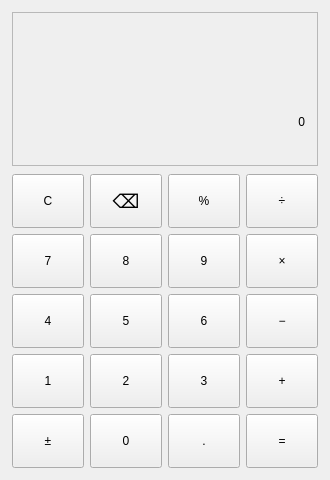
Before: the Qt Designer form calculatorwindow.ui in ciciyanyao/QtCourse, drawn with Qt 5.
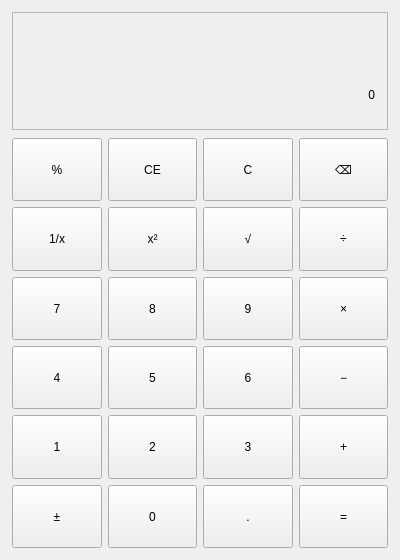
After: the same form once the commit is applied.

Commit message:
feat: 补全 CE/1÷x/x²/√ 四个按键，键盘输入改用 animateClick
- 界面改为 6 行 4 列，补上 CE、1/x、x²、√，窗口调整为 400×560
- 新增 applyUnary() 处理单操作数运算，不动 m_operand / m_pendingOp
- 新增 clearEntry()：只清当前输入项，保留已锁定的操作数与运算符
- 0 取倒数、负数开平方复用 enterErrorState()，提示文案区分
- keyPressEvent 改为查表 animateClick()，键盘与鼠标走同一条 clicked 路径
- Delete 映射为 CE，Esc / C 映射为全部清除

Diff of the .ui file:
```diff
--- a/calculatorwindow.ui
+++ b/calculatorwindow.ui
@@ -6,20 +6,20 @@
    <rect>
     <x>0</x>
     <y>0</y>
-    <width>330</width>
-    <height>480</height>
+    <width>400</width>
+    <height>560</height>
    </rect>
   </property>
   <property name="minimumSize">
    <size>
-    <width>330</width>
-    <height>480</height>
+    <width>400</width>
+    <height>560</height>
    </size>
   </property>
   <property name="maximumSize">
    <size>
-    <width>330</width>
-    <height>480</height>
+    <width>400</width>
+    <height>560</height>
    </size>
   </property>
   <property name="windowTitle">
@@ -46,7 +46,13 @@
      <property name="minimumSize">
       <size>
        <width>0</width>
-       <height>110</height>
+       <height>118</height>
+      </size>
+     </property>
+     <property name="maximumSize">
+      <size>
+       <width>16777215</width>
+       <height>118</height>
       </size>
      </property>
      <property name="frameShape">
@@ -100,6 +106,62 @@
       <number>6</number>
      </property>
      <item row="0" column="0">
+      <widget class="QPushButton" name="btnPercent">
+       <property name="minimumSize">
+        <size>
+         <width>60</width>
+         <height>54</height>
+        </size>
+       </property>
+       <property name="sizePolicy">
+        <sizepolicy hsizetype="Expanding" vsizetype="Expanding">
+         <horstretch>0</horstretch>
+         <verstretch>0</verstretch>
+        </sizepolicy>
+       </property>
+       <property name="focusPolicy">
+        <enum>Qt::NoFocus</enum>
+       </property>
+       <property name="text">
+        <string>%</string>
+       </property>
+       <property name="role" stdset="0">
+        <string>function</string>
+       </property>
+       <property name="calcKey" stdset="0">
+        <string>percent</string>
+       </property>
+      </widget>
+     </item>
+     <item row="0" column="1">
+      <widget class="QPushButton" name="btnClearEntry">
+       <property name="minimumSize">
+        <size>
+         <width>60</width>
+         <height>54</height>
+        </size>
+       </property>
+       <property name="sizePolicy">
+        <sizepolicy hsizetype="Expanding" vsizetype="Expanding">
+         <horstretch>0</horstretch>
+         <verstretch>0</verstretch>
+        </sizepolicy>
+       </property>
+       <property name="focusPolicy">
+        <enum>Qt::NoFocus</enum>
+       </property>
+       <property name="text">
+        <string>CE</string>
+       </property>
+       <property name="role" stdset="0">
+        <string>function</string>
+       </property>
+       <property name="calcKey" stdset="0">
+        <string>ce</string>
+       </property>
+      </widget>
+     </item>
+     <item row="0" column="2">
       <widget class="QPushButton" name="btnClear">
        <property name="minimumSize">
         <size>
@@ -107,6 +169,12 @@
          <height>54</height>
         </size>
        </property>
+       <property name="sizePolicy">
+        <sizepolicy hsizetype="Expanding" vsizetype="Expanding">
+         <horstretch>0</horstretch>
+         <verstretch>0</verstretch>
+        </sizepolicy>
+       </property>
        <property name="focusPolicy">
         <enum>Qt::NoFocus</enum>
        </property>
@@ -121,12 +189,11 @@
        </property>
       </widget>
      </item>
-     <item row="0" column="1">
+     <item row="0" column="3">
       <widget class="QPushButton" name="btnBackspace">
        <property name="font">
         <font>
          <family>Segoe UI Symbol</family>
-         <pointsize>14</pointsize>
         </font>
        </property>
        <property name="minimumSize">
@@ -135,6 +202,12 @@
          <height>54</height>
         </size>
        </property>
+       <property name="sizePolicy">
+        <sizepolicy hsizetype="Expanding" vsizetype="Expanding">
+         <horstretch>0</horstretch>
+         <verstretch>0</verstretch>
+        </sizepolicy>
+       </property>
        <property name="focusPolicy">
         <enum>Qt::NoFocus</enum>
        </property>
@@ -149,19 +222,25 @@
        </property>
       </widget>
      </item>
-     <item row="0" column="2">
-      <widget class="QPushButton" name="btnPercent">
+     <item row="1" column="0">
+      <widget class="QPushButton" name="btnInverse">
        <property name="minimumSize">
         <size>
          <width>60</width>
          <height>54</height>
         </size>
        </property>
+       <property name="sizePolicy">
+        <sizepolicy hsizetype="Expanding" vsizetype="Expanding">
+         <horstretch>0</horstretch>
+         <verstretch>0</verstretch>
+        </sizepolicy>
+       </property>
        <property name="focusPolicy">
         <enum>Qt::NoFocus</enum>
        </property>
        <property name="text">
-        <string>%</string>
+        <string>1/x</string>
        </property>
        <property name="role" stdset="0">
         <string>function</string>
@@ -171,7 +250,63 @@
        </property>
       </widget>
      </item>
-     <item row="0" column="3">
+     <item row="1" column="1">
+      <widget class="QPushButton" name="btnSquare">
+       <property name="minimumSize">
+        <size>
+         <width>60</width>
+         <height>54</height>
+        </size>
+       </property>
+       <property name="sizePolicy">
+        <sizepolicy hsizetype="Expanding" vsizetype="Expanding">
+         <horstretch>0</horstretch>
+         <verstretch>0</verstretch>
+        </sizepolicy>
+       </property>
+       <property name="focusPolicy">
+        <enum>Qt::NoFocus</enum>
+       </property>
+       <property name="text">
+        <string>x²</string>
+       </property>
+       <property name="role" stdset="0">
+        <string>function</string>
+       </property>
+       <property name="calcKey" stdset="0">
+        <string>sqr</string>
+       </property>
+      </widget>
+     </item>
+     <item row="1" column="2">
+      <widget class="QPushButton" name="btnSqrt">
+       <property name="minimumSize">
+        <size>
+         <width>60</width>
+         <height>54</height>
+        </size>
+       </property>
+       <property name="sizePolicy">
+        <sizepolicy hsizetype="Expanding" vsizetype="Expanding">
+         <horstretch>0</horstretch>
+         <verstretch>0</verstretch>
+        </sizepolicy>
+       </property>
+       <property name="focusPolicy">
+        <enum>Qt::NoFocus</enum>
+       </property>
+       <property name="text">
+        <string>√</string>
+       </property>
+       <property name="role" stdset="0">
+        <string>function</string>
+       </property>
+       <property name="calcKey" stdset="0">
+        <string>sqrt</string>
+       </property>
+      </widget>
+     </item>
+     <item row="1" column="3">
       <widget class="QPushButton" name="btnDivide">
        <property name="minimumSize">
         <size>
@@ -179,6 +314,12 @@
          <height>54</height>
         </size>
        </property>
+       <property name="sizePolicy">
+        <sizepolicy hsizetype="Expanding" vsizetype="Expanding">
+         <horstretch>0</horstretch>
+         <verstretch>0</verstretch>
+        </sizepolicy>
+       </property>
        <property name="focusPolicy">
         <enum>Qt::NoFocus</enum>
        </property>
@@ -193,7 +334,7 @@
        </property>
       </widget>
      </item>
-     <item row="1" column="0">
+     <item row="2" column="0">
       <widget class="QPushButton" name="btn7">
        <property name="minimumSize">
         <size>
@@ -201,6 +342,12 @@
          <height>54</height>
         </size>
        </property>
+       <property name="sizePolicy">
+        <sizepolicy hsizetype="Expanding" vsizetype="Expanding">
+         <horstretch>0</horstretch>
+         <verstretch>0</verstretch>
+        </sizepolicy>
+       </property>
        <property name="focusPolicy">
         <enum>Qt::NoFocus</enum>
        </property>
@@ -212,7 +359,7 @@
        </property>
       </widget>
      </item>
-     <item row="1" column="1">
+     <item row="2" column="1">
       <widget class="QPushButton" name="btn8">
        <property name="minimumSize">
         <size>
@@ -220,6 +367,12 @@
          <height>54</height>
         </size>
        </property>
+       <property name="sizePolicy">
+        <sizepolicy hsizetype="Expanding" vsizetype="Expanding">
+         <horstretch>0</horstretch>
+         <verstretch>0</verstretch>
+        </sizepolicy>
+       </property>
        <property name="focusPolicy">
         <enum>Qt::NoFocus</enum>
        </property>
@@ -231,7 +384,7 @@
        </property>
       </widget>
      </item>
-     <item row="1" column="2">
+     <item row="2" column="2">
       <widget class="QPushButton" name="btn9">
        <property name="minimumSize">
         <size>
@@ -239,6 +392,12 @@
          <height>54</height>
         </size>
        </property>
+       <property name="sizePolicy">
+        <sizepolicy hsizetype="Expanding" vsizetype="Expanding">
+         <horstretch>0</horstretch>
+         <verstretch>0</verstretch>
+        </sizepolicy>
+       </property>
        <property name="focusPolicy">
         <enum>Qt::NoFocus</enum>
        </property>
@@ -250,7 +409,7 @@
        </property>
       </widget>
      </item>
-     <item row="1" column="3">
+     <item row="2" column="3">
       <widget class="QPushButton" name="btnMultiply">
        <property name="minimumSize">
         <size>
@@ -258,6 +417,12 @@
          <height>54</height>
         </size>
        </property>
+       <property name="sizePolicy">
+        <sizepolicy hsizetype="Expanding" vsizetype="Expanding">
+         <horstretch>0</horstretch>
+         <verstretch>0</verstretch>
+        </sizepolicy>
+       </property>
        <property name="focusPolicy">
         <enum>Qt::NoFocus</enum>
        </property>
@@ -272,7 +437,7 @@
        </property>
       </widget>
      </item>
-     <item row="2" column="0">
+     <item row="3" column="0">
       <widget class="QPushButton" name="btn4">
        <property name="minimumSize">
         <size>
@@ -280,6 +445,12 @@
          <height>54</height>
         </size>
        </property>
+       <property name="sizePolicy">
+        <sizepolicy hsizetype="Expanding" vsizetype="Expanding">
+         <horstretch>0</horstretch>
+         <verstretch>0</verstretch>
+        </sizepolicy>
+       </property>
        <property name="focusPolicy">
         <enum>Qt::NoFocus</enum>
        </property>
@@ -291,7 +462,7 @@
        </property>
       </widget>
      </item>
-     <item row="2" column="1">
+     <item row="3" column="1">
       <widget class="QPushButton" name="btn5">
        <property name="minimumSize">
         <size>
@@ -299,6 +470,12 @@
          <height>54</height>
         </size>
        </property>
+       <property name="sizePolicy">
+        <sizepolicy hsizetype="Expanding" vsizetype="Expanding">
+         <horstretch>0</horstretch>
+         <verstretch>0</verstretch>
+        </sizepolicy>
+       </property>
        <property name="focusPolicy">
         <enum>Qt::NoFocus</enum>
        </property>
@@ -310,7 +487,7 @@
        </property>
       </widget>
      </item>
-     <item row="2" column="2">
+     <item row="3" column="2">
       <widget class="QPushButton" name="btn6">
        <property name="minimumSize">
         <size>
@@ -318,6 +495,12 @@
          <height>54</height>
         </size>
        </property>
+       <property name="sizePolicy">
+        <sizepolicy hsizetype="Expanding" vsizetype="Expanding">
+         <horstretch>0</horstretch>
+         <verstretch>0</verstretch>
+        </sizepolicy>
+       </property>
        <property name="focusPolicy">
         <enum>Qt::NoFocus</enum>
        </property>
@@ -329,7 +512,7 @@
        </property>
       </widget>
      </item>
-     <item row="2" column="3">
+     <item row="3" column="3">
       <widget class="QPushButton" name="btnSubtract">
        <property name="minimumSize">
         <size>
@@ -337,6 +520,12 @@
          <height>54</height>
         </size>
        </property>
+       <property name="sizePolicy">
+        <sizepolicy hsizetype="Expanding" vsizetype="Expanding">
+         <horstretch>0</horstretch>
+         <verstretch>0</verstretch>
+        </sizepolicy>
+       </property>
        <property name="focusPolicy">
         <enum>Qt::NoFocus</enum>
        </property>
@@ -351,7 +540,7 @@
        </property>
       </widget>
      </item>
-     <item row="3" column="0">
+     <item row="4" column="0">
       <widget class="QPushButton" name="btn1">
        <property name="minimumSize">
         <size>
@@ -359,6 +548,12 @@
          <height>54</height>
         </size>
        </property>
+       <property name="sizePolicy">
+        <sizepolicy hsizetype="Expanding" vsizetype="Expanding">
+         <horstretch>0</horstretch>
+         <verstretch>0</verstretch>
+        </sizepolicy>
+       </property>
        <property name="focusPolicy">
         <enum>Qt::NoFocus</enum>
        </property>
@@ -370,7 +565,7 @@
        </property>
       </widget>
      </item>
-     <item row="3" column="1">
+     <item row="4" column="1">
       <widget class="QPushButton" name="btn2">
        <property name="minimumSize">
         <size>
@@ -378,6 +573,12 @@
          <height>54</height>
         </size>
        </property>
+       <property name="sizePolicy">
+        <sizepolicy hsizetype="Expanding" vsizetype="Expanding">
+         <horstretch>0</horstretch>
+         <verstretch>0</verstretch>
+        </sizepolicy>
+       </property>
        <property name="focusPolicy">
         <enum>Qt::NoFocus</enum>
        </property>
@@ -389,7 +590,7 @@
        </property>
       </widget>
      </item>
-     <item row="3" column="2">
+     <item row="4" column="2">
       <widget class="QPushButton" name="btn3">
        <property name="minimumSize">
         <size>
@@ -397,6 +598,12 @@
          <height>54</height>
         </size>
        </property>
+       <property name="sizePolicy">
+        <sizepolicy hsizetype="Expanding" vsizetype="Expanding">
+         <horstretch>0</horstretch>
+         <verstretch>0</verstretch>
+        </sizepolicy>
+       </property>
        <property name="focusPolicy">
         <enum>Qt::NoFocus</enum>
        </property>
@@ -408,7 +615,7 @@
        </property>
       </widget>
      </item>
-     <item row="3" column="3">
+     <item row="4" column="3">
       <widget class="QPushButton" name="btnAdd">
        <property name="minimumSize">
         <size>
@@ -416,6 +623,12 @@
          <height>54</height>
         </size>
        </property>
+       <property name="sizePolicy">
+        <sizepolicy hsizetype="Expanding" vsizetype="Expanding">
+         <horstretch>0</horstretch>
+         <verstretch>0</verstretch>
+        </sizepolicy>
+       </property>
        <property name="focusPolicy">
         <enum>Qt::NoFocus</enum>
        </property>
@@ -430,7 +643,7 @@
        </property>
       </widget>
      </item>
-     <item row="4" column="0">
+     <item row="5" column="0">
       <widget class="QPushButton" name="btnSign">
        <property name="minimumSize">
         <size>
@@ -438,6 +651,12 @@
          <height>54</height>
         </size>
        </property>
+       <property name="sizePolicy">
+        <sizepolicy hsizetype="Expanding" vsizetype="Expanding">
+         <horstretch>0</horstretch>
+         <verstretch>0</verstretch>
+        </sizepolicy>
+       </property>
        <property name="focusPolicy">
         <enum>Qt::NoFocus</enum>
        </property>
@@ -452,7 +671,7 @@
        </property>
       </widget>
      </item>
-     <item row="4" column="1">
+     <item row="5" column="1">
       <widget class="QPushButton" name="btn0">
        <property name="minimumSize">
         <size>
@@ -460,6 +679,12 @@
          <height>54</height>
         </size>
        </property>
+       <property name="sizePolicy">
+        <sizepolicy hsizetype="Expanding" vsizetype="Expanding">
+         <horstretch>0</horstretch>
+         <verstretch>0</verstretch>
+        </sizepolicy>
+       </property>
        <property name="focusPolicy">
         <enum>Qt::NoFocus</enum>
        </property>
@@ -471,7 +696,7 @@
        </property>
       </widget>
      </item>
-     <item row="4" column="2">
+     <item row="5" column="2">
       <widget class="QPushButton" name="btnDot">
        <property name="minimumSize">
         <size>
@@ -479,6 +704,12 @@
          <height>54</height>
         </size>
        </property>
+       <property name="sizePolicy">
+        <sizepolicy hsizetype="Expanding" vsizetype="Expanding">
+         <horstretch>0</horstretch>
+         <verstretch>0</verstretch>
+        </sizepolicy>
+       </property>
        <property name="focusPolicy">
         <enum>Qt::NoFocus</enum>
        </property>
@@ -490,7 +721,7 @@
        </property>
       </widget>
      </item>
-     <item row="4" column="3">
+     <item row="5" column="3">
       <widget class="QPushButton" name="btnEqual">
        <property name="minimumSize">
         <size>
@@ -498,6 +729,12 @@
          <height>54</height>
         </size>
        </property>
+       <property name="sizePolicy">
+        <sizepolicy hsizetype="Expanding" vsizetype="Expanding">
+         <horstretch>0</horstretch>
+         <verstretch>0</verstretch>
+        </sizepolicy>
+       </property>
        <property name="focusPolicy">
         <enum>Qt::NoFocus</enum>
        </property>
```
Left out of the diff: 4 changed lines with no effect on the pictures. The commit also changes 2 other files.
